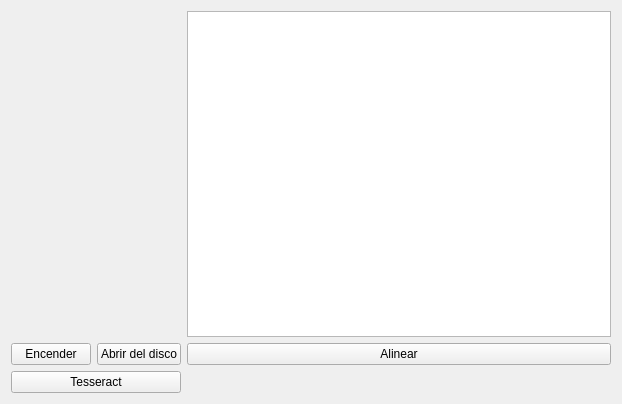
Qt form DatosSeguros/principal.ui (cosimani/DatosSeguros) before a commit.
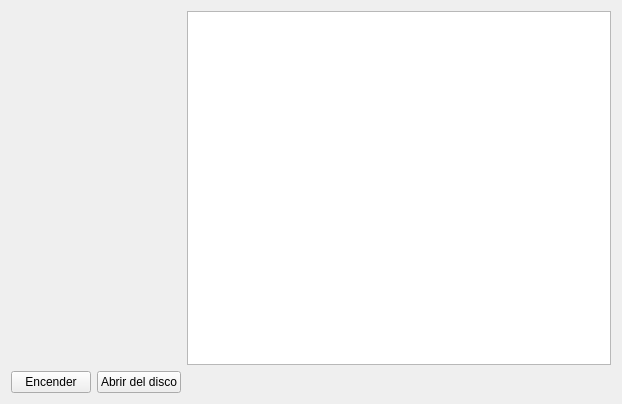
The same form after that commit. Custom widgets are drawn as their Qt base class.

Diff of the .ui file:
```diff
--- a/DatosSeguros/principal.ui
+++ b/DatosSeguros/principal.ui
@@ -48,20 +48,6 @@
      </property>
     </widget>
    </item>
-   <item row="3" column="1" colspan="4">
-    <widget class="QPushButton" name="pbTesseract">
-     <property name="text">
-      <string>Tesseract</string>
-     </property>
-    </widget>
-   </item>
-   <item row="2" column="5">
-    <widget class="QPushButton" name="pbAlinear">
-     <property name="text">
-      <string>Alinear</string>
-     </property>
-    </widget>
-   </item>
   </layout>
  </widget>
  <customwidgets>
```
